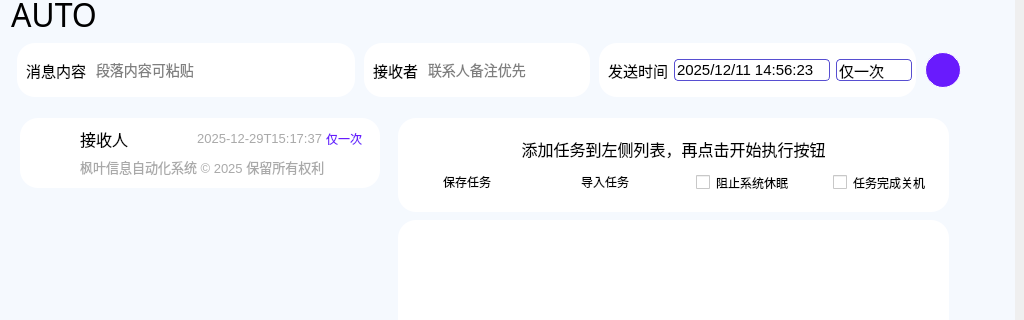
Old version of the form Ui_MainWindow.ui in the repository YangShengzhou03/LeafAuto; both pictures show x 265 to 1289 and y 97 to 417 of the 1289 by 734 pixel window.
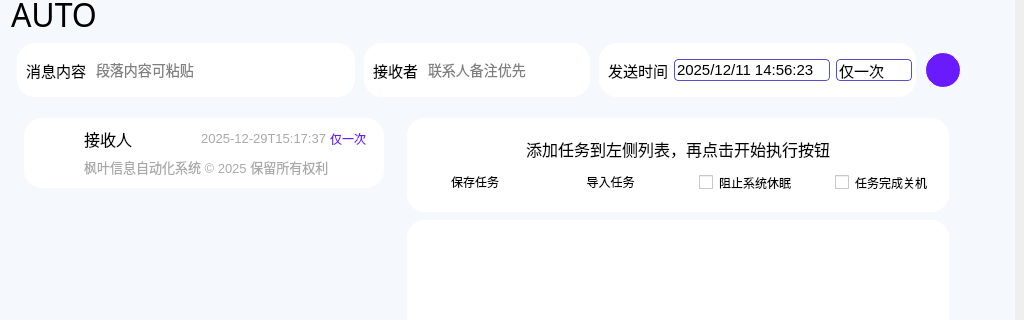
New version of the form. The open tabs and pages were chosen to show the change. Icons and pictures are not drawn.

Commit message: 枫叶信息自动化系统

```diff
--- a/Ui_MainWindow.ui
+++ b/Ui_MainWindow.ui
@@ -3222,18 +3222,48 @@
                      </property>
                      <property name="minimumSize">
                       <size>
-                       <width>360</width>
+                       <width>369</width>
                        <height>482</height>
                       </size>
                      </property>
                      <property name="maximumSize">
                       <size>
-                       <width>360</width>
+                       <width>369</width>
                        <height>16777215</height>
                       </size>
                      </property>
                      <property name="styleSheet">
-                      <string notr="true">background-color: rgba(255, 255, 255, 0);</string>
+                      <string notr="true">QScrollArea, QScrollArea * {
+    background-color: rgba(255, 255, 255, 0);
+}
+
+QScrollArea QScrollBar:vertical {
+    width: 8px;
+    background: transparent;
+}
+
+QScrollArea QScrollBar::handle:vertical {
+    background: rgba(125, 125, 125, 20%);
+    border-radius: 4px;
+    min-height: 20px;
+}
+
+QScrollArea QScrollBar::handle:vertical:hover {
+    background: rgba(125, 125, 125, 70%);
+}
+
+QScrollArea QScrollBar::add-line:vertical,
+QScrollArea QScrollBar::sub-line:vertical {
+    height: 0px;
+    width: 0px;
+    background: transparent;
+}
+
+QScrollArea QScrollBar::add-page:vertical,
+QScrollArea QScrollBar::sub-page:vertical {
+    background: transparent;
+    border-radius: 4px;
+}</string>
                      </property>
                      <property name="frameShape">
                       <enum>QFrame::NoFrame</enum>
@@ -3242,10 +3272,10 @@
                       <enum>QFrame::Sunken</enum>
                      </property>
                      <property name="verticalScrollBarPolicy">
-                      <enum>Qt::ScrollBarAlwaysOff</enum>
+                      <enum>Qt::ScrollBarAsNeeded</enum>
                      </property>
                      <property name="horizontalScrollBarPolicy">
-                      <enum>Qt::ScrollBarAlwaysOff</enum>
+                      <enum>Qt::ScrollBarAsNeeded</enum>
                      </property>
                      <property name="sizeAdjustPolicy">
                       <enum>QAbstractScrollArea::AdjustToContents</enum>
@@ -3261,8 +3291,8 @@
                        <rect>
                         <x>0</x>
                         <y>0</y>
-                        <width>360</width>
-                        <height>482</height>
+                        <width>369</width>
+                        <height>493</height>
                        </rect>
                       </property>
                       <layout class="QFormLayout" name="formLayout_3">
```
Left out of the diff: 2 changed lines with no effect on the pictures. The commit also changes 2 other files.
